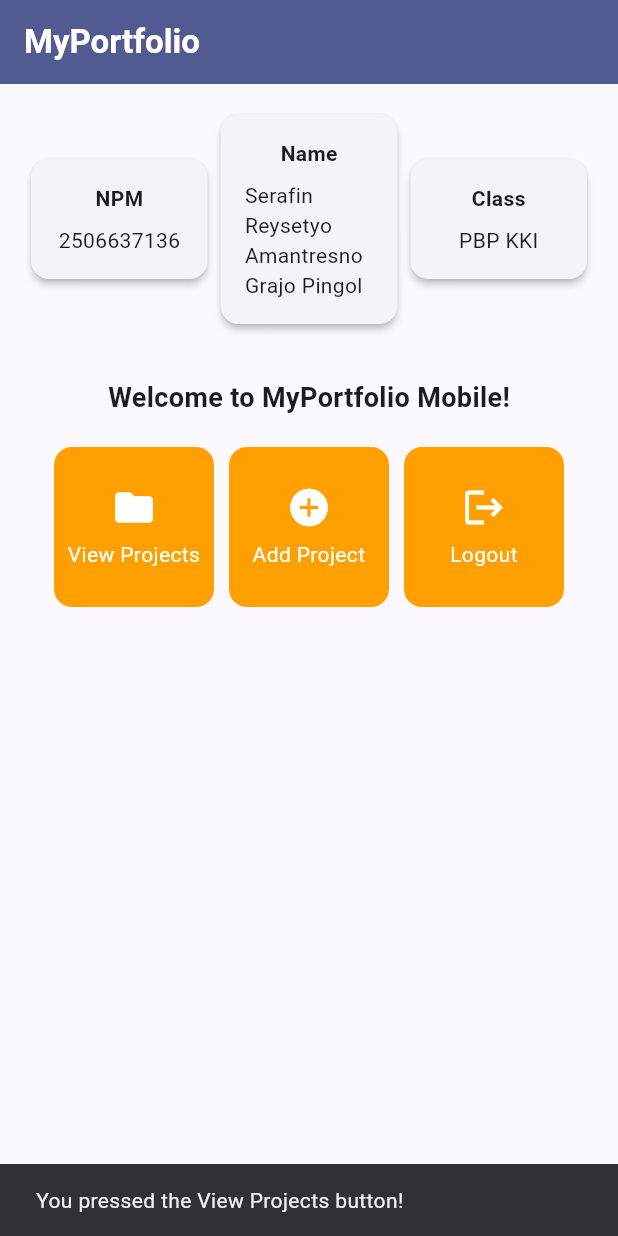
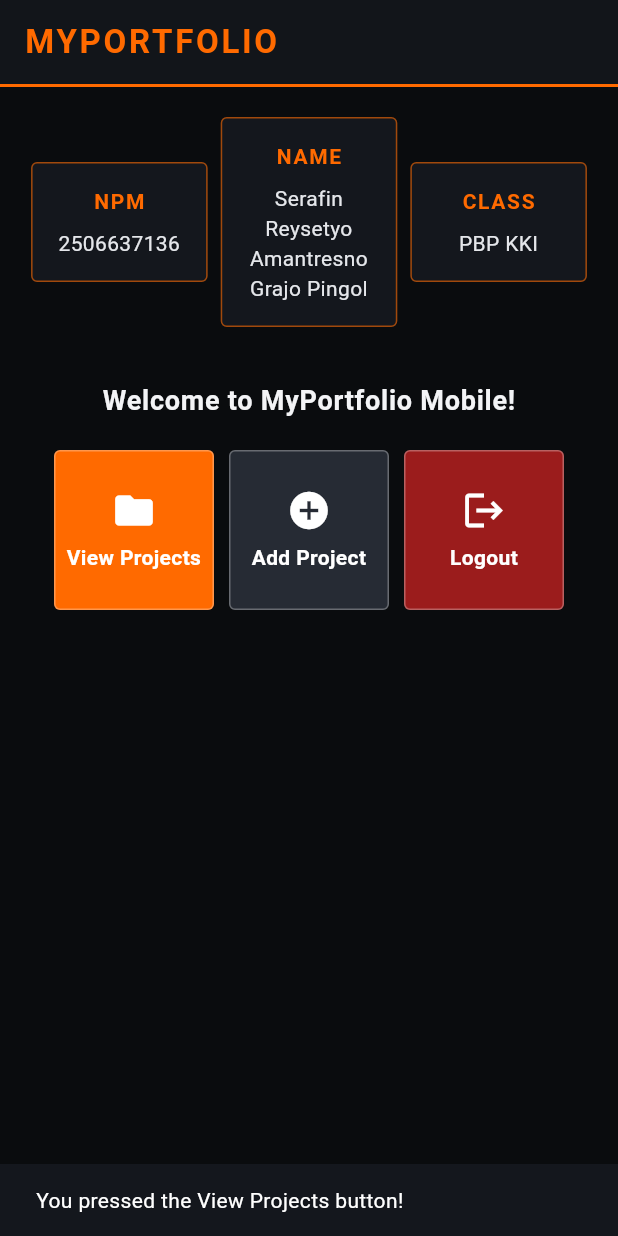
Before and after one commit to SPingol/myportofolio_mobile, a Flutter app: the screen it shows after launch, after a tap on "View Projects", on a phone screen of 412 x 824 dp. Run offline on Flutter 3.47's test engine with Material 3 defaults, Android fonts, the phone set to English and light mode, and no system bars.

Commit message:
ASSIGNMENT 7 - Basic Flutter

```diff
--- a/lib/main.dart
+++ b/lib/main.dart
@@ -1,5 +1,6 @@
 import 'package:flutter/material.dart';
 import 'package:myportofolio_mobile/menu.dart';
+
 void main() {
   runApp(const MyApp());
 }
@@ -13,9 +14,12 @@ class MyApp extends StatelessWidget {
     return MaterialApp(
       title: 'MyPortfolio',
       theme: ThemeData(
-        colorScheme: ColorScheme.fromSeed(
-          seedColor: Colors.indigo,
-          secondary: Colors.amber[700],
+        brightness: Brightness.dark,
+        scaffoldBackgroundColor: const Color(0xFF0A0C0E),
+        colorScheme: const ColorScheme.dark(
+          primary: Color(0xFFFF6A00),
+          secondary: Color(0xFF262B34),
+          surface: Color(0xFF14171D),
         ),
         useMaterial3: true,
       ),
--- a/lib/menu.dart
+++ b/lib/menu.dart
@@ -8,20 +8,41 @@ class MyHomePage extends StatelessWidget {
   final String kelas = "PBP KKI";
 
   final List<ItemHomepage> items = [
-    ItemHomepage("View Projects", Icons.folder),
-    ItemHomepage("Add Project", Icons.add_circle),
-    ItemHomepage("Logout", Icons.logout),
+    ItemHomepage(
+      "View Projects",
+      Icons.folder,
+      const Color(0xFFFF6A00),
+    ), // Active Selection Orange
+    ItemHomepage(
+      "Add Project",
+      Icons.add_circle,
+      const Color(0xFF262B34),
+    ), // Hangar Gunmetal Slate
+    ItemHomepage(
+      "Logout",
+      Icons.logout,
+      const Color(0xFF9B1C1C),
+    ), // Sortie Abort Crimson
   ];
 
   @override
   Widget build(BuildContext context) {
     return Scaffold(
+      backgroundColor: const Color(0xFF0A0C0E),
       appBar: AppBar(
         title: const Text(
-          'MyPortfolio',
-          style: TextStyle(color: Colors.white, fontWeight: FontWeight.bold),
+          'MYPORTFOLIO',
+          style: TextStyle(
+            color: Color(0xFFFF6A00),
+            fontWeight: FontWeight.bold,
+            letterSpacing: 1.8,
+          ),
         ),
-        backgroundColor: Theme.of(context).colorScheme.primary,
+        backgroundColor: const Color(0xFF12151A),
+        bottom: PreferredSize(
+          preferredSize: const Size.fromHeight(2.0),
+          child: Container(color: const Color(0xFFFF6A00), height: 2.0),
+        ),
       ),
       body: Padding(
         padding: const EdgeInsets.all(16.0),
@@ -49,8 +70,10 @@ class MyHomePage extends StatelessWidget {
                     child: Text(
                       'Welcome to MyPortfolio Mobile!',
                       style: TextStyle(
+                        color: Color(0xFFF3F4F6),
                         fontWeight: FontWeight.bold,
                         fontSize: 18.0,
+                        letterSpacing: 0.5,
                       ),
                     ),
                   ),
@@ -76,9 +99,7 @@ class MyHomePage extends StatelessWidget {
   }
 }
 
-
 class InfoCard extends StatelessWidget {
-  // Information card displaying a title and its associated content.
   final String title;
   final String content;
 
@@ -87,15 +108,31 @@ class InfoCard extends StatelessWidget {
   @override
   Widget build(BuildContext context) {
     return Card(
-      elevation: 2.0,
+      color: const Color(0xFF14171D),
+      elevation: 0,
+      shape: RoundedRectangleBorder(
+        borderRadius: BorderRadius.circular(4),
+        side: const BorderSide(color: Color(0x99FF6A00), width: 1.0),
+      ),
       child: Container(
         width: MediaQuery.of(context).size.width / 3.5,
         padding: const EdgeInsets.all(16.0),
         child: Column(
           children: [
-            Text(title, style: const TextStyle(fontWeight: FontWeight.bold)),
+            Text(
+              title.toUpperCase(),
+              style: const TextStyle(
+                color: Color(0xFFFF6A00),
+                fontWeight: FontWeight.bold,
+                letterSpacing: 1.1,
+              ),
+            ),
             const SizedBox(height: 8.0),
-            Text(content),
+            Text(
+              content,
+              textAlign: TextAlign.center,
+              style: const TextStyle(color: Color(0xFFE5E7EB)),
+            ),
           ],
         ),
       ),
@@ -103,14 +140,13 @@ class InfoCard extends StatelessWidget {
   }
 }
 
-
 class ItemHomepage {
   final String name;
   final IconData icon;
+  final Color color;
 
-  ItemHomepage(this.name, this.icon);
+  ItemHomepage(this.name, this.icon, this.color);
 }
-
 
 class ItemCard extends StatelessWidget {
   final ItemHomepage item;
@@ -120,14 +156,24 @@ class ItemCard extends StatelessWidget {
   @override
   Widget build(BuildContext context) {
     return Material(
-      color: Theme.of(context).colorScheme.secondary,
-      borderRadius: BorderRadius.circular(12),
+      color: item.color,
+      shape: RoundedRectangleBorder(
+        borderRadius: BorderRadius.circular(4),
+        side: const BorderSide(color: Color(0x4DFFFFFF), width: 1.0),
+      ),
       child: InkWell(
+        borderRadius: BorderRadius.circular(4),
         onTap: () {
           ScaffoldMessenger.of(context)
             ..hideCurrentSnackBar()
             ..showSnackBar(
-              SnackBar(content: Text("You pressed the ${item.name} button!")),
+              SnackBar(
+                backgroundColor: const Color(0xFF14171D),
+                content: Text(
+                  "You pressed the ${item.name} button!",
+                  style: const TextStyle(color: Colors.white),
+                ),
+              ),
             );
         },
         child: Container(
@@ -141,7 +187,10 @@ class ItemCard extends StatelessWidget {
                 Text(
                   item.name,
                   textAlign: TextAlign.center,
-                  style: const TextStyle(color: Colors.white),
+                  style: const TextStyle(
+                    color: Colors.white,
+                    fontWeight: FontWeight.bold,
+                  ),
                 ),
               ],
             ),
```
